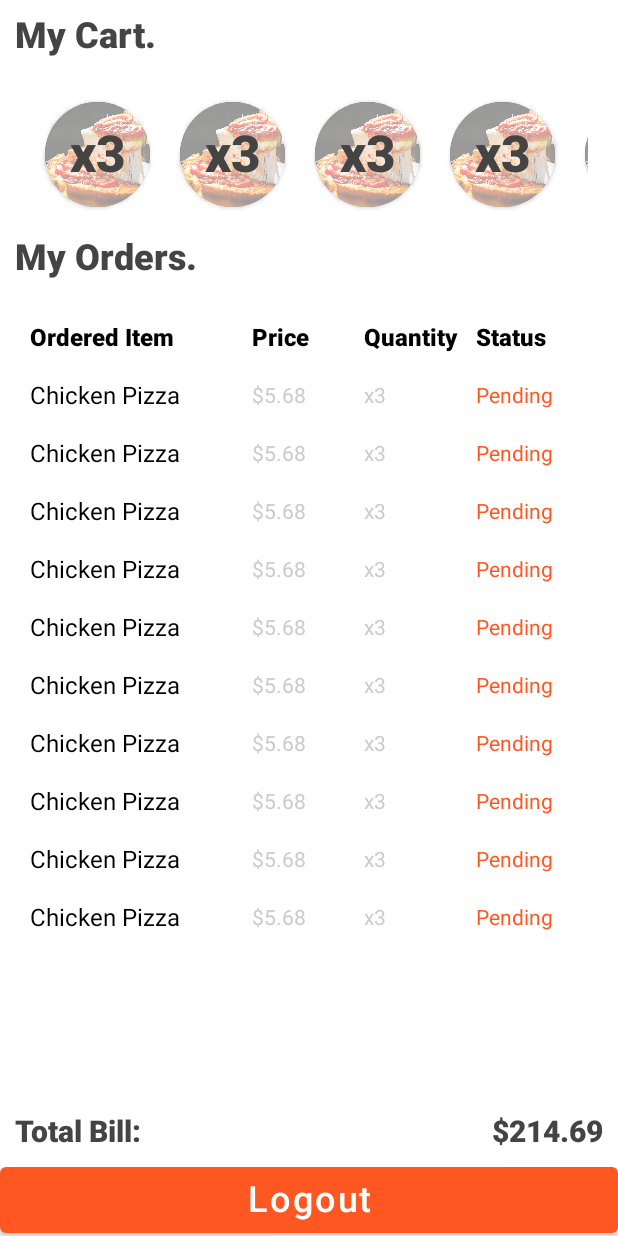
After one commit to Jaganofficial/FoodDineIn, an Android app built with Jetpack Compose: the AccountActivity screen opened directly, with no data from a screen before it, on a phone screen of 412 x 824 dp. The commit adds this screen. Run offline under Robolectric (Android 15) with nearby library versions, the phone set to English and light mode, and no system bars; pictures from the network do not load.

Commit message:
menu items

```diff
--- a/app/build.gradle
+++ b/app/build.gradle
@@ -73,4 +73,7 @@ dependencies {
     implementation 'com.google.firebase:firebase-database'
     implementation 'com.google.android.gms:play-services-safetynet:18.0.1'
 
+    //coil
+    implementation("io.coil-kt:coil-compose:2.1.0")
+
 }
--- /dev/null
+++ b/app/src/main/java/com/example/fooddinein/AccountActivity.kt
@@ -0,0 +1,137 @@
+package com.example.fooddinein
+
+import androidx.appcompat.app.AppCompatActivity
+import android.os.Bundle
+import androidx.activity.compose.setContent
+import androidx.compose.foundation.Image
+import androidx.compose.foundation.background
+import androidx.compose.foundation.layout.*
+import androidx.compose.foundation.lazy.LazyColumn
+import androidx.compose.foundation.lazy.LazyRow
+import androidx.compose.foundation.rememberScrollState
+import androidx.compose.foundation.shape.CircleShape
+import androidx.compose.foundation.verticalScroll
+import androidx.compose.material.*
+import androidx.compose.runtime.Composable
+import androidx.compose.ui.Alignment
+import androidx.compose.ui.Modifier
+import androidx.compose.ui.graphics.Brush
+import androidx.compose.ui.graphics.Color
+import androidx.compose.ui.layout.ContentScale
+import androidx.compose.ui.res.colorResource
+import androidx.compose.ui.res.painterResource
+import androidx.compose.ui.text.font.FontWeight
+import androidx.compose.ui.text.style.TextAlign
+import androidx.compose.ui.unit.dp
+import androidx.compose.ui.unit.sp
+import coil.compose.rememberAsyncImagePainter
+
+class AccountActivity : AppCompatActivity() {
+    override fun onCreate(savedInstanceState: Bundle?) {
+        super.onCreate(savedInstanceState)
+        supportActionBar?.hide()
+
+        setContent {
+            Column(modifier = Modifier
+                .fillMaxSize(), verticalArrangement = Arrangement.SpaceBetween) {
+                Column(modifier = Modifier
+                    .fillMaxWidth()
+                    .padding(top = 10.dp, start = 10.dp, end = 10.dp)) {
+                    Text(
+                        text = "My Cart.",
+                        color = Color.DarkGray,
+                        fontSize = 24.sp,
+                        fontWeight = FontWeight.ExtraBold
+                    )
+                    Spacer(modifier = Modifier.height(10.dp))
+                    CartItems()
+                    Text(
+                        text = "My Orders.",
+                        color = Color.DarkGray,
+                        fontSize = 24.sp,
+                        fontWeight = FontWeight.ExtraBold
+                    )
+                    Spacer(modifier = Modifier.height(20.dp))
+                    OrderAttributes()
+                    LazyColumn{
+                        items(10){
+                            OrderRow("Chicken Pizza","$5.68", 3, "Pending")
+                        }
+                    }
+                }
+                Column(modifier = Modifier.fillMaxWidth()) {
+                    Row(
+                        Modifier
+                            .fillMaxWidth()
+                            .background(MaterialTheme.colors.background)
+                            .padding(10.dp), horizontalArrangement = Arrangement.SpaceBetween) {
+                        Text(text = "Total Bill: ", color = Color.DarkGray, fontSize = 20.sp, fontWeight = FontWeight.ExtraBold)
+                        Text(text = "$214.69", color = Color.DarkGray, fontSize = 20.sp, fontWeight = FontWeight.ExtraBold)
+                    }
+                    Button(onClick = {
+
+                    }, colors = ButtonDefaults.buttonColors(
+                        backgroundColor = colorResource(id = R.color.theme)
+                    ), modifier = Modifier.fillMaxWidth()) {
+                        Text(text = "Logout", color = Color.White, fontSize = 24.sp, modifier = Modifier.fillMaxWidth(), textAlign = TextAlign.Center)
+                    }
+                }
+            }
+        }
+    }
+
+    @Composable
+    fun CartItems(){
+        LazyRow(modifier = Modifier
+            .fillMaxWidth()
+            .padding(10.dp)){
+            items(10){
+                CartItemOrder()
+            }
+        }
+    }
+
+    @Composable
+    fun CartItemOrder() {
+        Box(modifier = Modifier.padding(10.dp)){
+            Card(shape = CircleShape, elevation = 2.dp) {
+                Box(modifier = Modifier.size(70.dp)){
+                    Image(painter = painterResource(id = R.mipmap.food), contentDescription = "food", modifier = Modifier.fillMaxSize(), contentScale = ContentScale.Crop)
+                    Box(modifier = Modifier
+                        .fillMaxSize()
+                        .background(
+                            Brush.linearGradient(
+                                listOf(Color.White, Color.White)
+                            ), alpha = 0.6f
+                        ), contentAlignment = Alignment.Center){
+                        Text(text = "x3", color = Color.DarkGray, fontSize = 34.sp, fontWeight = FontWeight.ExtraBold)
+                    }
+                }
+            }
+        }
+    }
+
+    @Composable
+    fun OrderAttributes(){
+        Row(modifier = Modifier
+            .fillMaxWidth()
+            .padding(10.dp), verticalAlignment = Alignment.CenterVertically) {
+            Text(text = "Ordered Item", fontSize = 16.sp, color = MaterialTheme.colors.onBackground, fontWeight = FontWeight.ExtraBold, modifier = Modifier.weight(2f))
+            Text(text = "Price", fontSize = 16.sp, color = MaterialTheme.colors.onBackground, fontWeight = FontWeight.ExtraBold, modifier = Modifier.weight(1f))
+            Text(text = "Quantity", fontSize = 16.sp, color = MaterialTheme.colors.onBackground, fontWeight = FontWeight.ExtraBold, modifier = Modifier.weight(1f))
+            Text(text = "Status", fontSize = 16.sp, color = MaterialTheme.colors.onBackground, fontWeight = FontWeight.ExtraBold, modifier = Modifier.weight(1f))
+        }
+    }
+
+    @Composable
+    fun OrderRow(title: String, price: String, quantity: Int, status: String){
+        Row(modifier = Modifier
+            .fillMaxWidth()
+            .padding(10.dp), verticalAlignment = Alignment.CenterVertically) {
+            Text(text = title, color = MaterialTheme.colors.onBackground, fontSize = 16.sp, modifier = Modifier.weight(2f))
+            Text(text = price, color = Color.LightGray, fontSize = 14.sp, modifier = Modifier.weight(1f))
+            Text(text = "x$quantity", color = Color.LightGray, fontSize = 14.sp, modifier = Modifier.weight(1f))
+            Text(text = status, color = colorResource(id = R.color.theme), fontSize = 14.sp, modifier = Modifier.weight(1f))
+        }
+    }
+}
--- /dev/null
+++ b/app/src/main/res/drawable/ic_down.xml
@@ -0,0 +1,5 @@
+<vector android:height="24dp" android:tint="#000000"
+    android:viewportHeight="24" android:viewportWidth="24"
+    android:width="24dp" xmlns:android="http://schemas.android.com/apk/res/android">
+    <path android:fillColor="@android:color/white" android:pathData="M7,10l5,5 5,-5z"/>
+</vector>
--- /dev/null
+++ b/app/src/main/res/drawable/ic_person.xml
@@ -0,0 +1,5 @@
+<vector android:height="24dp" android:tint="#000000"
+    android:viewportHeight="24" android:viewportWidth="24"
+    android:width="24dp" xmlns:android="http://schemas.android.com/apk/res/android">
+    <path android:fillColor="@android:color/white" android:pathData="M12,12c2.21,0 4,-1.79 4,-4s-1.79,-4 -4,-4 -4,1.79 -4,4 1.79,4 4,4zM12,14c-2.67,0 -8,1.34 -8,4v2h16v-2c0,-2.66 -5.33,-4 -8,-4z"/>
+</vector>
--- /dev/null
+++ b/app/src/main/res/drawable/ic_up.xml
@@ -0,0 +1,5 @@
+<vector android:height="24dp" android:tint="#000000"
+    android:viewportHeight="24" android:viewportWidth="24"
+    android:width="24dp" xmlns:android="http://schemas.android.com/apk/res/android">
+    <path android:fillColor="@android:color/white" android:pathData="M7,14l5,-5 5,5z"/>
+</vector>
--- a/app/src/main/res/values/themes.xml
+++ b/app/src/main/res/values/themes.xml
@@ -10,7 +10,7 @@
         <item name="colorSecondaryVariant">@color/teal_700</item>
         <item name="colorOnSecondary">@color/black</item>
         <!-- Status bar color. -->
-        <item name="android:statusBarColor" tools:targetApi="l">?attr/colorPrimary</item>
+        <item name="android:statusBarColor" tools:targetApi="l">@color/black</item>
         <!-- Customize your theme here. -->
     </style>
 </resources>
```
Also changed, not shown: app/src/main/AndroidManifest.xml (+11 -4 lines), app/src/main/java/com/example/fooddinein/LoginActivity.kt (+7 -0 lines), app/src/main/java/com/example/fooddinein/MenuItems.kt (+303 -12 lines), app/src/main/java/com/example/fooddinein/SearchActivity.kt (added, +113 -0 lines), app/src/main/res/mipmap-hdpi/food.jpeg (added), app/src/main/res/mipmap-hdpi/foodbg.jpeg (added), app/src/main/res/mipmap-hdpi/placeholder.png (added).
